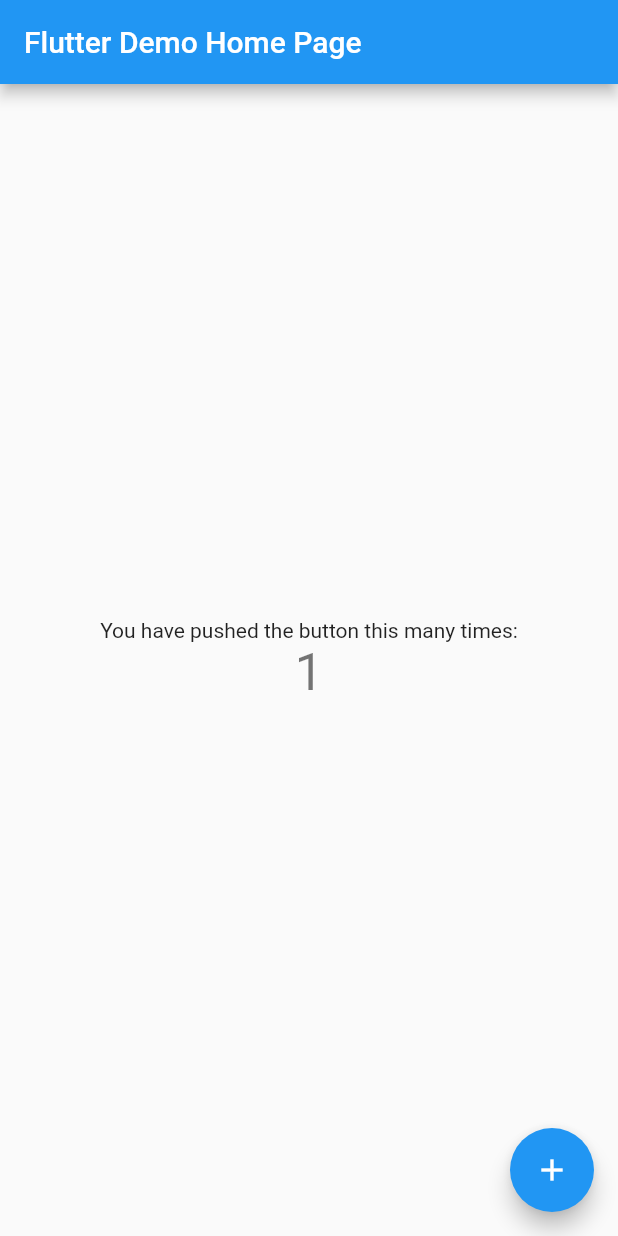
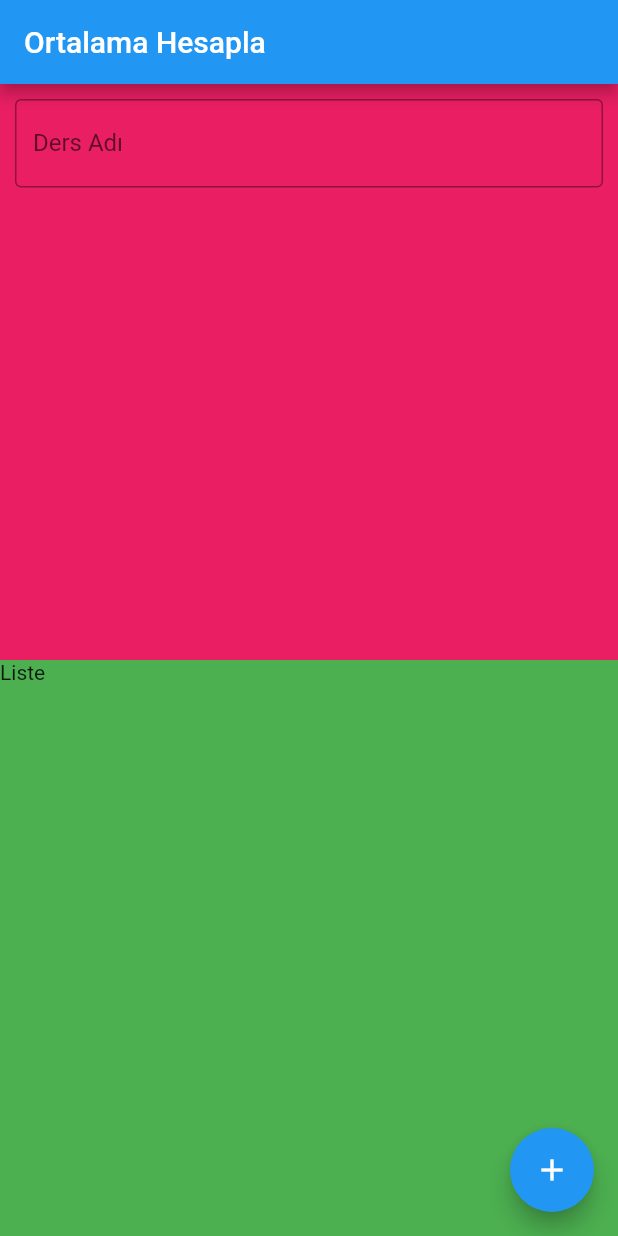
Before and after one commit to ibrahimuzul/flutter_not_ortalama_hesapla, a Flutter app: the screen it shows after launch, after a tap on the "add" icon, on a phone screen of 412 x 824 dp. Run offline on Flutter 3.47's test engine with Material 2 defaults, Android fonts, the phone set to English and light mode, and no system bars.

Commit message:
98. Genel Hazırlıklar ve Alt Yapının Kurulması

```diff
--- a/lib/main.dart
+++ b/lib/main.dart
@@ -1,117 +1,84 @@
 import 'package:flutter/material.dart';
 
-void main() {
-  runApp(MyApp());
-}
+void main() => runApp(MyApp());
 
 class MyApp extends StatelessWidget {
-  // This widget is the root of your application.
   @override
   Widget build(BuildContext context) {
     return MaterialApp(
       title: 'Flutter Demo',
       theme: ThemeData(
-        // This is the theme of your application.
-        //
-        // Try running your application with "flutter run". You'll see the
-        // application has a blue toolbar. Then, without quitting the app, try
-        // changing the primarySwatch below to Colors.green and then invoke
-        // "hot reload" (press "r" in the console where you ran "flutter run",
-        // or simply save your changes to "hot reload" in a Flutter IDE).
-        // Notice that the counter didn't reset back to zero; the application
-        // is not restarted.
         primarySwatch: Colors.blue,
-        // This makes the visual density adapt to the platform that you run
-        // the app on. For desktop platforms, the controls will be smaller and
-        // closer together (more dense) than on mobile platforms.
-        visualDensity: VisualDensity.adaptivePlatformDensity,
       ),
-      home: MyHomePage(title: 'Flutter Demo Home Page'),
+      home: MyHomePage(),
     );
   }
 }
 
 class MyHomePage extends StatefulWidget {
-  MyHomePage({Key key, this.title}) : super(key: key);
-
-  // This widget is the home page of your application. It is stateful, meaning
-  // that it has a State object (defined below) that contains fields that affect
-  // how it looks.
-
-  // This class is the configuration for the state. It holds the values (in this
-  // case the title) provided by the parent (in this case the App widget) and
-  // used by the build method of the State. Fields in a Widget subclass are
-  // always marked "final".
-
-  final String title;
-
   @override
   _MyHomePageState createState() => _MyHomePageState();
 }
 
 class _MyHomePageState extends State<MyHomePage> {
-  int _counter = 0;
 
-  void _incrementCounter() {
-    setState(() {
-      // This call to setState tells the Flutter framework that something has
-      // changed in this State, which causes it to rerun the build method below
-      // so that the display can reflect the updated values. If we changed
-      // _counter without calling setState(), then the build method would not be
-      // called again, and so nothing would appear to happen.
-      _counter++;
-    });
-  }
+  String dersAdi;
 
   @override
   Widget build(BuildContext context) {
-    // This method is rerun every time setState is called, for instance as done
-    // by the _incrementCounter method above.
-    //
-    // The Flutter framework has been optimized to make rerunning build methods
-    // fast, so that you can just rebuild anything that needs updating rather
-    // than having to individually change instances of widgets.
     return Scaffold(
       appBar: AppBar(
-        // Here we take the value from the MyHomePage object that was created by
-        // the App.build method, and use it to set our appbar title.
-        title: Text(widget.title),
-      ),
-      body: Center(
-        // Center is a layout widget. It takes a single child and positions it
-        // in the middle of the parent.
-        child: Column(
-          // Column is also a layout widget. It takes a list of children and
-          // arranges them vertically. By default, it sizes itself to fit its
-          // children horizontally, and tries to be as tall as its parent.
-          //
-          // Invoke "debug painting" (press "p" in the console, choose the
-          // "Toggle Debug Paint" action from the Flutter Inspector in Android
-          // Studio, or the "Toggle Debug Paint" command in Visual Studio Code)
-          // to see the wireframe for each widget.
-          //
-          // Column has various properties to control how it sizes itself and
-          // how it positions its children. Here we use mainAxisAlignment to
-          // center the children vertically; the main axis here is the vertical
-          // axis because Columns are vertical (the cross axis would be
-          // horizontal).
-          mainAxisAlignment: MainAxisAlignment.center,
-          children: <Widget>[
-            Text(
-              'You have pushed the button this many times:',
-            ),
-            Text(
-              '$_counter',
-              style: Theme.of(context).textTheme.headline4,
-            ),
-          ],
-        ),
+        title: Text("Ortalama Hesapla"),
       ),
       floatingActionButton: FloatingActionButton(
-        onPressed: _incrementCounter,
-        tooltip: 'Increment',
+        onPressed: () {},
         child: Icon(Icons.add),
-      ), // This trailing comma makes auto-formatting nicer for build methods.
+      ),
+      body: uygulamaGovdesi(),
+    );
+  }
+
+  Widget uygulamaGovdesi() {
+    return Container(
+      child: Column(
+        crossAxisAlignment: CrossAxisAlignment.stretch,
+        children: <Widget>[
+          //STATIC FORMU TUTAN CONTAINER
+          Expanded(
+              child: Container(
+                padding: EdgeInsets.all(10),
+                color: Colors.pink,
+                child: Form(child: Column(
+                  children: <Widget>[
+
+                    TextFormField(
+                      decoration: InputDecoration(
+                        labelText: "Ders Adı",
+                        hintText: "Ders adını giriniz",
+                        border: OutlineInputBorder(),
+                      ),
+                      validator: (girilenDeger){
+                        if(girilenDeger.length>0){
+                          return null;
+                        }else return "Ders adı boş olamaz";
+                      },
+                      onSaved: (kaydedilecekDeger){
+                        dersAdi = kaydedilecekDeger;
+                      },
+                    )
+
+                  ],
+                )),
+              )),
+
+          //DINAMIK LISTE TUTAN CONTAINER
+          Expanded(
+              child: Container(
+                color: Colors.green,
+                child: Text("Liste"),
+              )),
+        ],
+      ),
     );
   }
 }
```
